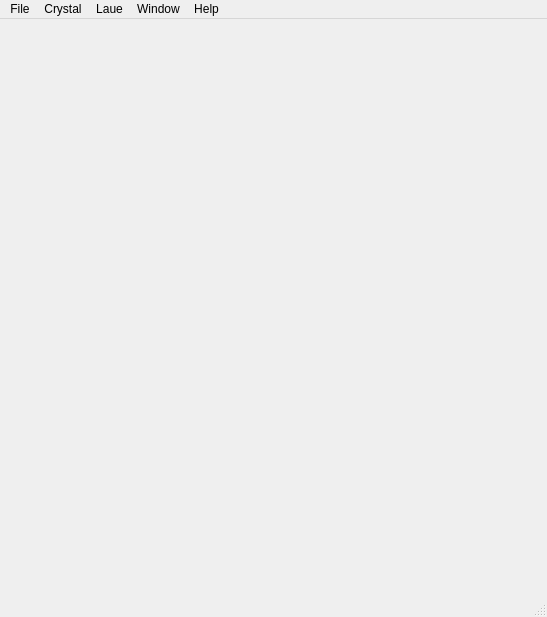
stuwilkins/QLaue, file mainwindow.ui: the form before one commit.
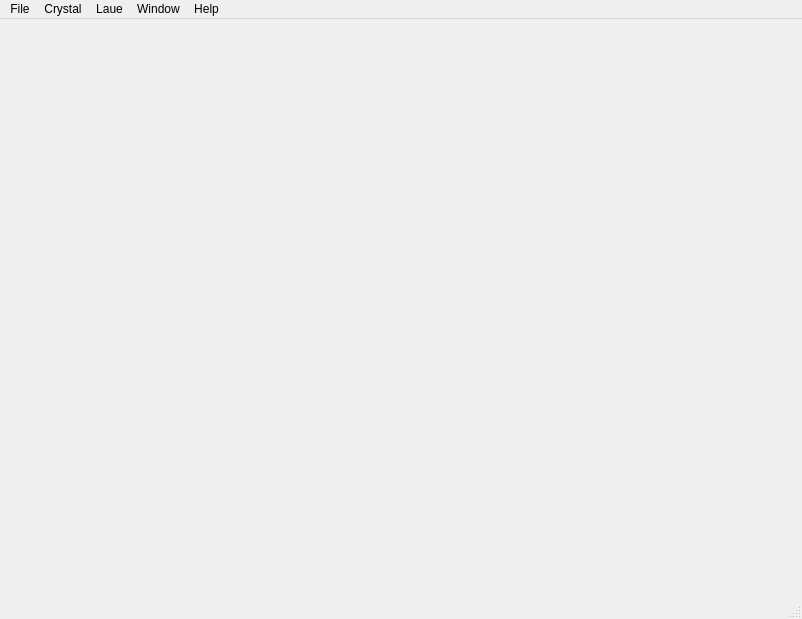
The form after the commit.

Patch:
```diff
--- a/mainwindow.ui
+++ b/mainwindow.ui
@@ -5,8 +5,8 @@
    <rect>
     <x>0</x>
     <y>0</y>
-    <width>547</width>
-    <height>617</height>
+    <width>802</width>
+    <height>619</height>
    </rect>
   </property>
   <property name="windowTitle" >
@@ -18,7 +18,7 @@
     <rect>
      <x>0</x>
      <y>0</y>
-     <width>547</width>
+     <width>802</width>
      <height>22</height>
     </rect>
    </property>
@@ -89,6 +89,13 @@
     <addaction name="actionCalculate_Laue" />
     <addaction name="actionCalculate_Single_Crystal" />
    </widget>
+   <widget class="QMenu" name="menuHelp" >
+    <property name="title" >
+     <string>Help</string>
+    </property>
+    <addaction name="action_About" />
+    <addaction name="action_Help" />
+   </widget>
    <widget class="QMenu" name="menu_Laue" >
     <property name="enabled" >
      <bool>true</bool>
@@ -118,17 +125,9 @@
     <addaction name="separator" />
     <addaction name="actionRe_orient" />
    </widget>
-   <widget class="QMenu" name="menuHelp" >
-    <property name="title" >
-     <string>Help</string>
-    </property>
-    <addaction name="action_About" />
-    <addaction name="action_Help" />
-   </widget>
    <addaction name="menuFile" />
    <addaction name="menuCrystal" />
    <addaction name="menu_Laue" />
-   <addaction name="menuSingle_Crystal" />
    <addaction name="menuWindow_2" />
    <addaction name="menuHelp" />
   </widget>
```
Left out of the diff: 9 changed lines with no effect on the pictures.
